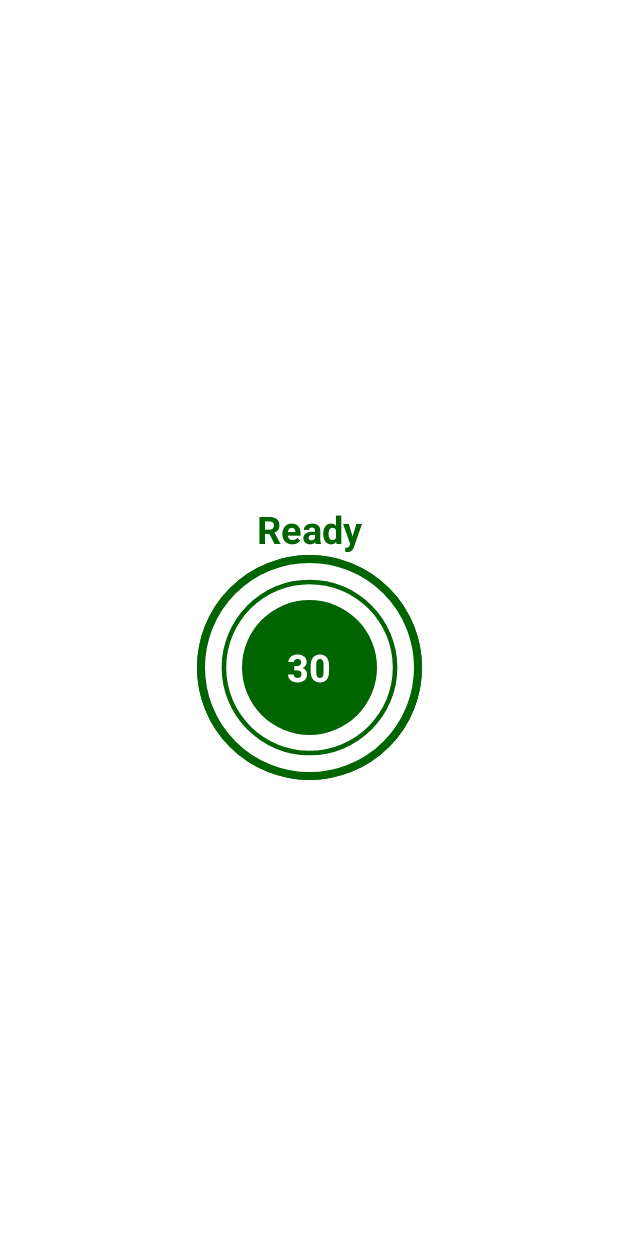
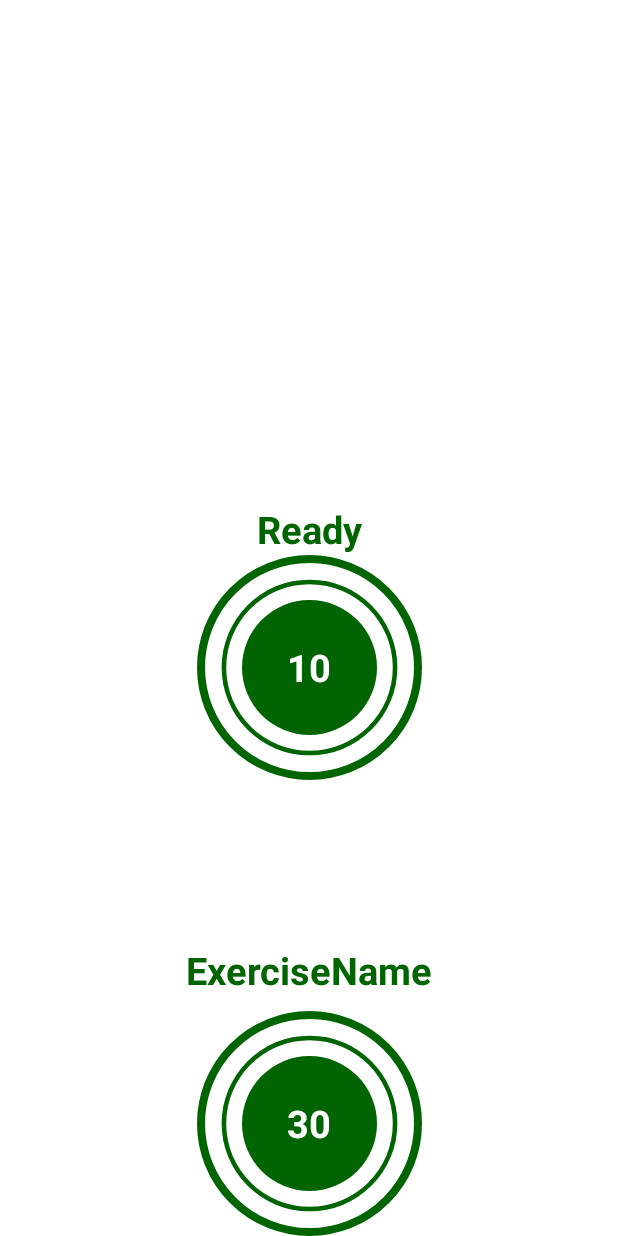
Before and after one commit to Ajay-Singh-Dabi/WorkITOUT, an Android app: the layout activity_exercise.xml on its own in the app's theme, with its tools: preview values and no code run, on a phone screen of 412 x 824 dp. Run offline under Robolectric (Android 15) with nearby library versions, the phone set to English and light mode, and no system bars.

Commit message:
activity_exercise changed

```diff
--- a/app/src/main/res/layout/activity_exercise.xml
+++ b/app/src/main/res/layout/activity_exercise.xml
@@ -24,12 +24,12 @@
         android:textSize="25sp"
         android:textColor="@color/colorAccent"
         android:textStyle="bold"
-        app:layout_constraintBottom_toTopOf="@+id/flProgressBar"
+        app:layout_constraintBottom_toTopOf="@+id/flRestView"
         app:layout_constraintStart_toStartOf="parent"
         app:layout_constraintEnd_toEndOf="parent"/>
 
     <FrameLayout
-        android:id="@+id/flProgressBar"
+        android:id="@+id/flRestView"
         android:layout_width="150dp"
         android:layout_height="150dp"
         android:layout_marginTop="10dp"
@@ -66,13 +66,37 @@
                 android:layout_height="wrap_content"
                 android:text="10"
                 android:textColor="#FFFFFF"
-                android:textSize="25dp"
+                android:textSize="25sp"
                 android:textStyle="bold" />
 
 
         </LinearLayout>
 
     </FrameLayout>
+
+    <ImageView
+        android:id="@+id/tvImage"
+        android:layout_width="match_parent"
+        android:layout_height="0dp"
+        android:scaleType="fitXY"
+        android:src="@drawable/ic_jumping_jacks"
+        android:visibility="invisible"
+        app:layout_constraintBottom_toTopOf="@id/tvExerciseName"
+        app:layout_constraintTop_toBottomOf="@id/toolBarExercise"/>
+
+    <TextView
+        android:id="@+id/tvExerciseName"
+        android:layout_width="wrap_content"
+        android:layout_height="wrap_content"
+        android:text="ExerciseName"
+        android:textColor="@color/colorAccent"
+        android:textSize="25sp"
+        android:textStyle="bold"
+        android:visibility="gone"
+        app:layout_constraintStart_toStartOf="parent"
+        app:layout_constraintEnd_toEndOf="parent"
+        app:layout_constraintTop_toBottomOf="@id/tvImage"
+        tools:visibility="visible"/>
 
     <FrameLayout
         android:id="@+id/flExerciseView"
@@ -85,7 +109,7 @@
         app:layout_constraintBottom_toBottomOf="parent"
         app:layout_constraintStart_toStartOf="parent"
         app:layout_constraintEnd_toEndOf="parent"
-        app:layout_constraintTop_toBottomOf="@id/toolBarExercise">
+        app:layout_constraintTop_toBottomOf="@id/tvExerciseName">
 
 
         <ProgressBar
@@ -113,7 +137,7 @@
                 android:layout_width="wrap_content"
                 android:layout_height="wrap_content"
                 android:textColor="#FFFFFF"
-                android:textSize="25dp"
+                android:textSize="25sp"
                 android:textStyle="bold"
                 android:text="30"
                 />
```
Also changed, not shown: app/src/main/java/com/example/work_it_out/ExerciseActivity.kt (+20 -5 lines).
